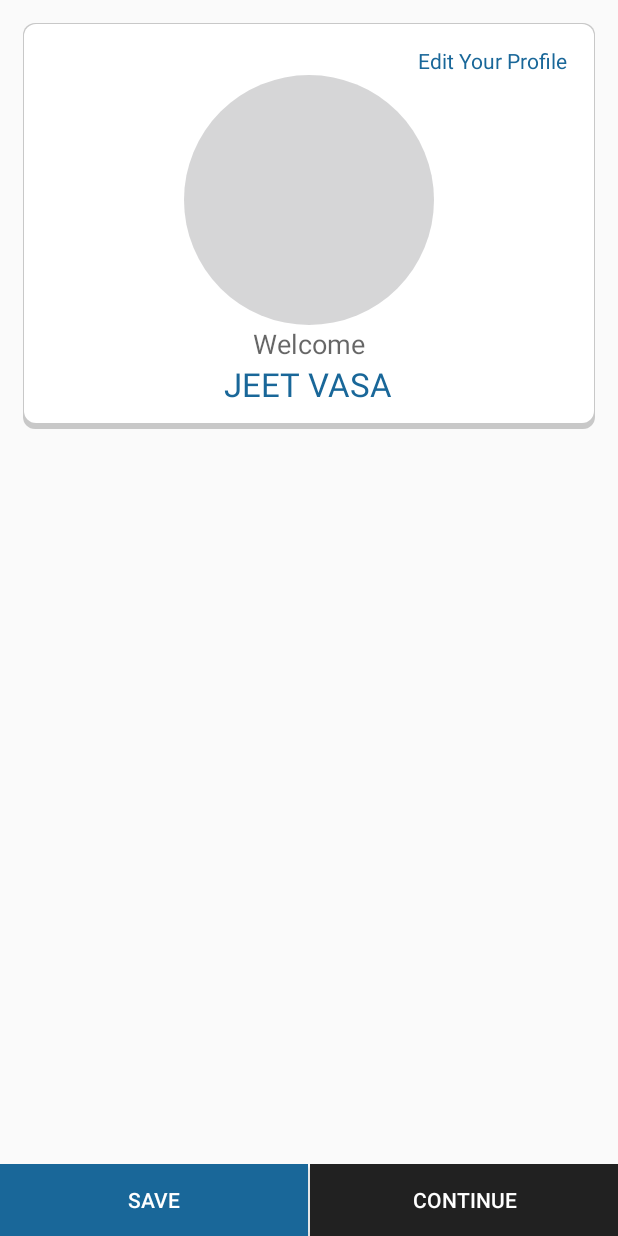
After one commit to ascenttech/Laundrize, an Android app: the ProfileActivity screen opened directly, with no data from a screen before it, on a phone screen of 412 x 824 dp. The commit adds this screen. Run offline under Robolectric (Android 15) with nearby library versions, the light colour scheme and no system bars.

Commit message:
design pages added with rounded image

```diff
--- a/app/src/main/AndroidManifest.xml
+++ b/app/src/main/AndroidManifest.xml
@@ -19,6 +19,7 @@
         <activity android:name=".activities.LoginActivity"/>
         <activity android:name=".activities.LandingActivity"/>
         <activity android:name=".activities.AddressActivity"/>
+        <activity android:name=".activities.ProfileActivity"/>
     </application>
 
 </manifest>
--- a/app/src/main/java/com/ascenttechnovation/laundrize/activities/LoginActivity.java
+++ b/app/src/main/java/com/ascenttechnovation/laundrize/activities/LoginActivity.java
@@ -13,7 +13,7 @@ public class LoginActivity extends Activity {
     @Override
     protected void onCreate(Bundle savedInstanceState) {
         super.onCreate(savedInstanceState);
-        setContentView(R.layout.activity_address);
+        setContentView(R.layout.activity_login);
 
     }
 }
--- /dev/null
+++ b/app/src/main/java/com/ascenttechnovation/laundrize/activities/ProfileActivity.java
@@ -0,0 +1,28 @@
+package com.ascenttechnovation.laundrize.activities;
+
+import android.app.Activity;
+import android.graphics.Bitmap;
+import android.graphics.BitmapFactory;
+import android.os.Bundle;
+import android.widget.ImageView;
+
+import com.ascenttechnovation.laundrize.R;
+
+/**
+ * Created by ADMIN on 30-06-2015.
+ */
+public class ProfileActivity extends Activity {
+
+    ImageView imageView;
+    RoundedImage roundedImage;
+    @Override
+    protected void onCreate(Bundle savedInstanceState) {
+        super.onCreate(savedInstanceState);
+        setContentView(R.layout.activity_profile);
+        imageView = (ImageView) findViewById(R.id.img);
+        Bitmap bm = BitmapFactory.decodeResource(getResources(), R.drawable.profile);
+        roundedImage = new RoundedImage(bm);
+        imageView.setImageDrawable(roundedImage);
+
+    }
+}
--- /dev/null
+++ b/app/src/main/java/com/ascenttechnovation/laundrize/activities/RoundedImage.java
@@ -0,0 +1,94 @@
+package com.ascenttechnovation.laundrize.activities;
+
+import android.graphics.Bitmap;
+import android.graphics.BitmapShader;
+import android.graphics.Canvas;
+import android.graphics.ColorFilter;
+import android.graphics.Paint;
+import android.graphics.PixelFormat;
+import android.graphics.Rect;
+import android.graphics.RectF;
+import android.graphics.Shader;
+import android.graphics.drawable.Drawable;
+
+public class RoundedImage extends Drawable {
+    private final Bitmap mBitmap;
+    private final Paint mPaint;
+    private final RectF mRectF;
+    private final int mBitmapWidth;
+    private final int mBitmapHeight;
+
+    public RoundedImage(Bitmap bitmap) {
+        mBitmap = bitmap;
+        mRectF = new RectF();
+        mPaint = new Paint();
+        mPaint.setAntiAlias(true);
+        mPaint.setDither(true);
+        final BitmapShader shader = new BitmapShader(bitmap, Shader.TileMode.CLAMP, Shader.TileMode.CLAMP);
+        mPaint.setShader(shader);
+
+        mBitmapWidth = mBitmap.getWidth();
+        mBitmapHeight = mBitmap.getHeight();
+    }
+
+    @Override
+    public void draw(Canvas canvas) {
+        canvas.drawOval(mRectF, mPaint);
+    }
+
+    @Override
+    protected void onBoundsChange(Rect bounds) {
+        super.onBoundsChange(bounds);
+        mRectF.set(bounds);
+    }
+
+    @Override
+    public void setAlpha(int alpha) {
+        if (mPaint.getAlpha() != alpha) {
+            mPaint.setAlpha(alpha);
+            invalidateSelf();
+        }
+    }
+
+    @Override
+    public void setColorFilter(ColorFilter cf) {
+        mPaint.setColorFilter(cf);
+    }
+
+    @Override
+    public int getOpacity() {
+        return PixelFormat.TRANSLUCENT;
+    }
+
+    @Override
+    public int getIntrinsicWidth() {
+        return mBitmapWidth;
+    }
+
+    @Override
+    public int getIntrinsicHeight() {
+        return mBitmapHeight;
+    }
+
+    public void setAntiAlias(boolean aa) {
+        mPaint.setAntiAlias(aa);
+        invalidateSelf();
+    }
+
+    @Override
+    public void setFilterBitmap(boolean filter) {
+        mPaint.setFilterBitmap(filter);
+        invalidateSelf();
+    }
+
+    @Override
+    public void setDither(boolean dither) {
+        mPaint.setDither(dither);
+        invalidateSelf();
+    }
+
+    public Bitmap getBitmap() {
+        return mBitmap;
+    }
+
+}
--- a/app/src/main/java/com/ascenttechnovation/laundrize/activities/SplashScreenActivity.java
+++ b/app/src/main/java/com/ascenttechnovation/laundrize/activities/SplashScreenActivity.java
@@ -22,7 +22,7 @@ public class SplashScreenActivity extends Activity {
                 }catch(InterruptedException e){
                     e.printStackTrace();
                 }finally{
-                    Intent intent = new Intent(SplashScreenActivity.this,AddressActivity.class);
+                    Intent intent = new Intent(SplashScreenActivity.this,ProfileActivity.class);
                     startActivity(intent);
                 }
             }
--- /dev/null
+++ b/app/src/main/res/drawable/whitecard.xml
@@ -0,0 +1,20 @@
+<?xml version="1.0" encoding="utf-8"?>
+<layer-list xmlns:android="http://schemas.android.com/apk/res/android">
+    <item>
+        <shape android:shape="rectangle">
+            <solid android:color="#CABBBBBB"/>
+            <corners android:radius="8dp" />
+        </shape>
+    </item>
+
+    <item
+        android:left="1dp"
+        android:right="1dp"
+        android:top="1dp"
+        android:bottom="4dp">
+        <shape android:shape="rectangle">
+            <solid android:color="@android:color/white"/>
+            <corners android:radius="8dp" />
+        </shape>
+    </item>
+</layer-list>
--- /dev/null
+++ b/app/src/main/res/layout/activity_profile.xml
@@ -0,0 +1,81 @@
+<?xml version="1.0" encoding="utf-8"?>
+<RelativeLayout
+    xmlns:android="http://schemas.android.com/apk/res/android"
+    android:layout_width="match_parent"
+    android:layout_height="match_parent">
+
+    <LinearLayout
+        android:layout_width="fill_parent"
+        android:layout_height="wrap_content"
+        android:orientation="vertical"
+        android:layout_centerHorizontal="true"
+        android:layout_margin="15dp"
+        android:padding="15dp"
+        android:background="@drawable/whitecard">
+
+        <TextView
+            android:layout_width="wrap_content"
+            android:layout_height="wrap_content"
+            android:layout_gravity="right"
+            android:text=" Edit Your Profile "
+            android:onClick="edit"
+            android:clickable="true"
+            android:textColor="#196799"
+            android:textAppearance="?android:attr/textAppearanceSmall" />
+
+        <ImageView
+            android:id="@+id/img"
+            android:layout_width="250px"
+            android:layout_height="250px"
+            android:src="@drawable/profile"
+            android:layout_gravity="center"
+            android:scaleType="centerCrop"/>
+
+        <TextView
+            android:id="@+id/tv"
+            android:layout_width="wrap_content"
+            android:layout_height="wrap_content"
+            android:layout_gravity="center"
+            android:text=" Welcome "
+            android:textAppearance="?android:attr/textAppearanceMedium" />
+
+        <TextView
+            android:layout_width="wrap_content"
+            android:layout_height="wrap_content"
+            android:layout_gravity="center"
+            android:text=" JEET VASA "
+            android:textColor="#196799"
+            android:textAppearance="?android:attr/textAppearanceLarge" />
+
+    </LinearLayout>
+
+    <LinearLayout
+        android:layout_width="fill_parent"
+        android:layout_height="wrap_content"
+        android:orientation="horizontal"
+        android:layout_alignParentBottom="true">
+
+    <Button
+        android:id="@+id/save_button_profile_activity"
+        android:layout_width="0dp"
+        android:layout_height="wrap_content"
+        android:text=" Save "
+        android:textColor="#FFFFFF"
+        android:layout_weight="1"
+        android:background="#196799"/>
+
+    <View
+        android:layout_width="1dip"
+        android:layout_height="45dip"
+        android:background="#FFFFFF"/>
+
+    <Button
+        android:id="@+id/continue_button_profile_activity"
+        android:layout_width="0dp"
+        android:layout_height="wrap_content"
+        android:text=" Continue "
+        android:textColor="#FFFFFF"
+        android:layout_weight="1"
+        android:background="#212121"/>
+    </LinearLayout>
+</RelativeLayout>
```
